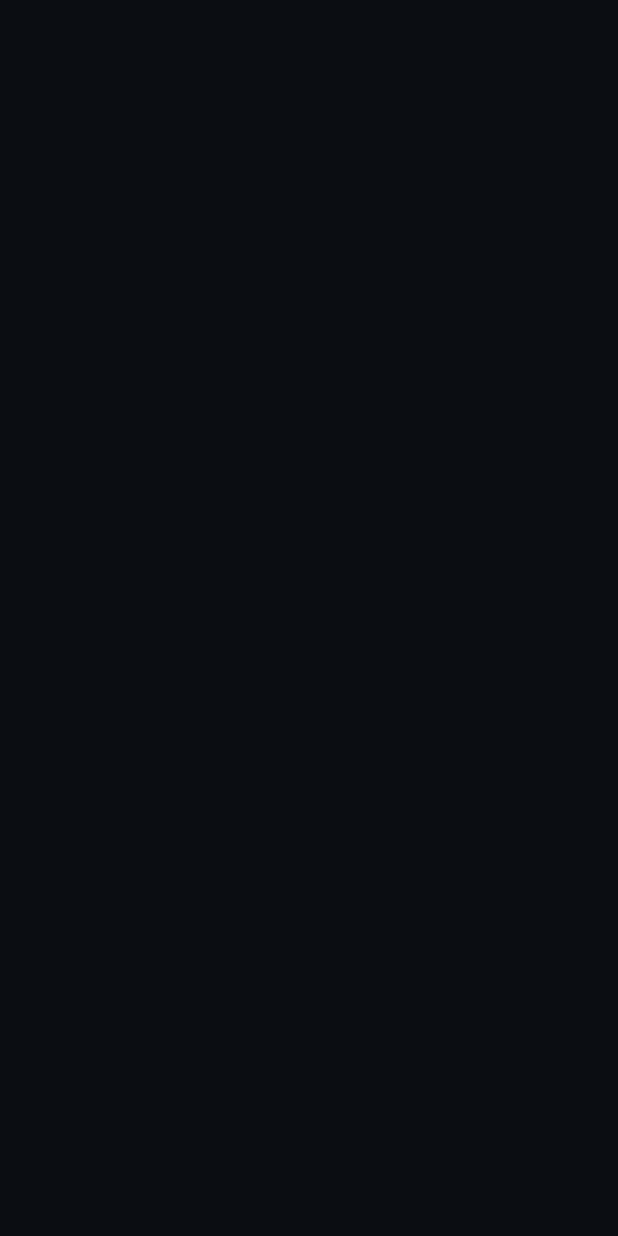
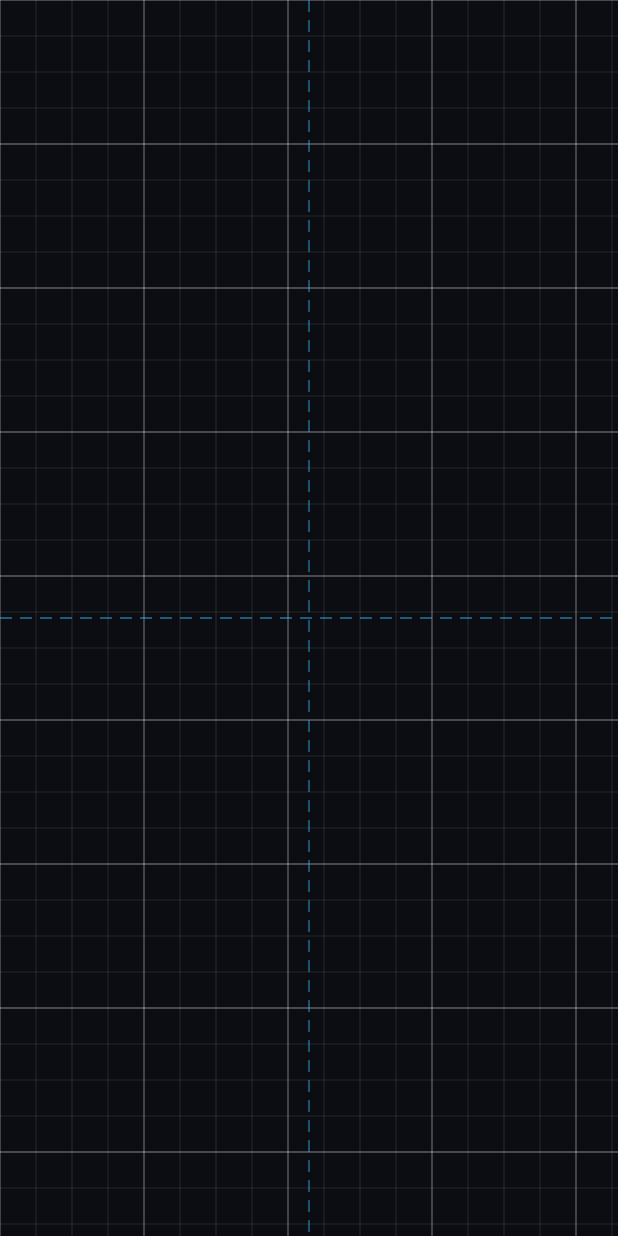
Before and after one commit to Jes-win-hac-ker/E.D.I.T.H, an Android app built with Jetpack Compose: the screen it shows after launch (MainActivity), on a phone screen of 412 x 824 dp. Before the commit the screen is empty. Run offline under Robolectric (Android 15) with nearby library versions, the phone set to English and light mode, and no system bars; our stand-ins replace Navigation 3.

Commit message:
feat: add layout grid lines

```diff
--- /dev/null
+++ b/app/src/main/java/com/nexwork/edith/ui/components/GridLines.kt
@@ -0,0 +1,86 @@
+package com.nexwork.edith.ui.components
+
+import androidx.compose.foundation.Canvas
+import androidx.compose.foundation.layout.fillMaxSize
+import androidx.compose.runtime.Composable
+import androidx.compose.ui.Modifier
+import androidx.compose.ui.geometry.Offset
+import androidx.compose.ui.graphics.Color
+import androidx.compose.ui.graphics.PathEffect
+import androidx.compose.ui.unit.Dp
+import androidx.compose.ui.unit.dp
+
+/**
+ * Clean architectural layout grid lines covering the entire screen.
+ * Draws horizontal and vertical grid lines with major/minor intervals and center guidelines.
+ */
+@Composable
+fun GridLines(
+  modifier: Modifier = Modifier,
+  gridSize: Dp = 24.dp,
+  majorStep: Int = 4,
+  minorLineColor: Color = Color.White.copy(alpha = 0.10f),
+  majorLineColor: Color = Color.White.copy(alpha = 0.25f),
+  centerLineColor: Color = Color(0xFF38BDF8).copy(alpha = 0.45f),
+) {
+  Canvas(modifier = modifier.fillMaxSize()) {
+    val stepPx = gridSize.toPx()
+    val width = size.width
+    val height = size.height
+
+    if (stepPx <= 0f) return@Canvas
+
+    val cols = (width / stepPx).toInt() + 1
+    val rows = (height / stepPx).toInt() + 1
+
+    val centerX = width / 2f
+    val centerY = height / 2f
+
+    // Vertical grid lines
+    for (i in 0..cols) {
+      val x = i * stepPx
+      if (x > width) break
+      val isMajor = (i % majorStep == 0)
+      drawLine(
+        color = if (isMajor) majorLineColor else minorLineColor,
+        start = Offset(x, 0f),
+        end = Offset(x, height),
+        strokeWidth = if (isMajor) 1.2.dp.toPx() else 0.8.dp.toPx(),
+      )
+    }
+
+    // Horizontal grid lines
+    for (j in 0..rows) {
+      val y = j * stepPx
+      if (y > height) break
+      val isMajor = (j % majorStep == 0)
+      drawLine(
+        color = if (isMajor) majorLineColor else minorLineColor,
+        start = Offset(0f, y),
+        end = Offset(width, y),
+        strokeWidth = if (isMajor) 1.2.dp.toPx() else 0.8.dp.toPx(),
+      )
+    }
+
+    // Screen Center Axis guidelines (dashed accent color)
+    val dashEffect = PathEffect.dashPathEffect(floatArrayOf(12f, 8f), 0f)
+
+    // Center Vertical Line
+    drawLine(
+      color = centerLineColor,
+      start = Offset(centerX, 0f),
+      end = Offset(centerX, height),
+      strokeWidth = 1.2.dp.toPx(),
+      pathEffect = dashEffect,
+    )
+
+    // Center Horizontal Line
+    drawLine(
+      color = centerLineColor,
+      start = Offset(0f, centerY),
+      end = Offset(width, centerY),
+      strokeWidth = 1.2.dp.toPx(),
+      pathEffect = dashEffect,
+    )
+  }
+}
--- a/app/src/main/java/com/nexwork/edith/ui/main/MainScreen.kt
+++ b/app/src/main/java/com/nexwork/edith/ui/main/MainScreen.kt
@@ -7,9 +7,10 @@ import androidx.compose.runtime.Composable
 import androidx.compose.ui.Modifier
 import androidx.compose.ui.graphics.Color
 import androidx.navigation3.runtime.NavKey
+import com.nexwork.edith.ui.components.GridLines
 
 /**
- * Clean slate blank screen — ready to build UI step-by-step.
+ * Clean slate with layout grid lines.
  */
 @Composable
 fun MainScreen(
@@ -20,7 +21,9 @@ fun MainScreen(
     modifier = modifier
       .fillMaxSize()
       .background(Color(0xFF0B0D12))
-  )
+  ) {
+    GridLines()
+  }
 }
 
 @Composable
@@ -29,5 +32,7 @@ internal fun MainScreen(data: List<String>, modifier: Modifier = Modifier) {
     modifier = modifier
       .fillMaxSize()
       .background(Color(0xFF0B0D12))
-  )
+  ) {
+    GridLines()
+  }
 }
```
